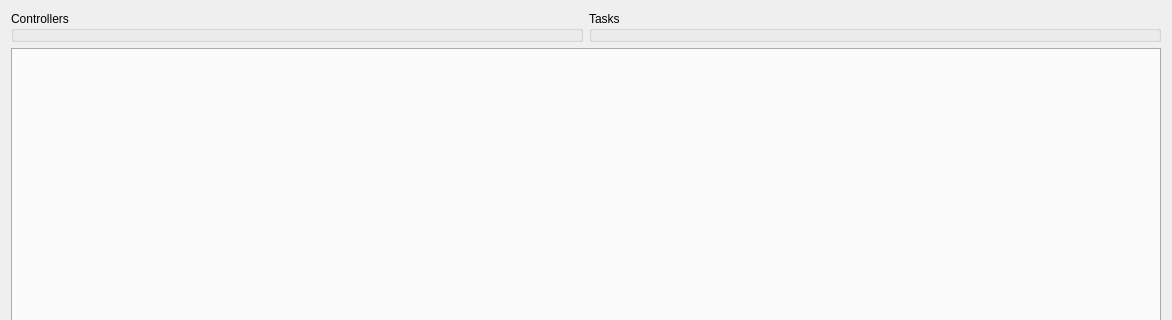
Before: the Qt Designer form lib/rock_auv/auv_control_calibration/ui/auv_calibration.ui in Brazilian-Institute-of-Robotics/bundles-rock_auv, drawn with Qt 5; both pictures show x 0 to 1172 and y 0 to 320 of the 1172 by 784 pixel window.
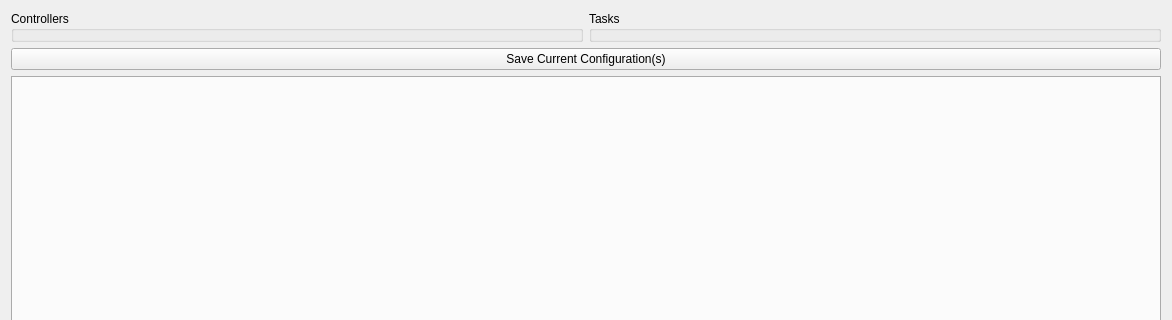
After: the same form once the commit is applied.

Commit message: ui: load and save PID settings

Diff of the .ui file:
```diff
--- a/lib/rock_auv/auv_control_calibration/ui/auv_calibration.ui
+++ b/lib/rock_auv/auv_control_calibration/ui/auv_calibration.ui
@@ -32,6 +32,13 @@
      </item>
     </layout>
    </item>
+   <item>
+    <widget class="QPushButton" name="save_button">
+     <property name="text">
+      <string>Save Current Configuration(s)</string>
+     </property>
+    </widget>
+   </item>
    <item>
     <widget class="QTabWidget" name="controller_status_tabs">
      <property name="currentIndex">
```
Left out of the diff: 2 changed lines with no effect on the pictures. The commit also changes 3 other files.
